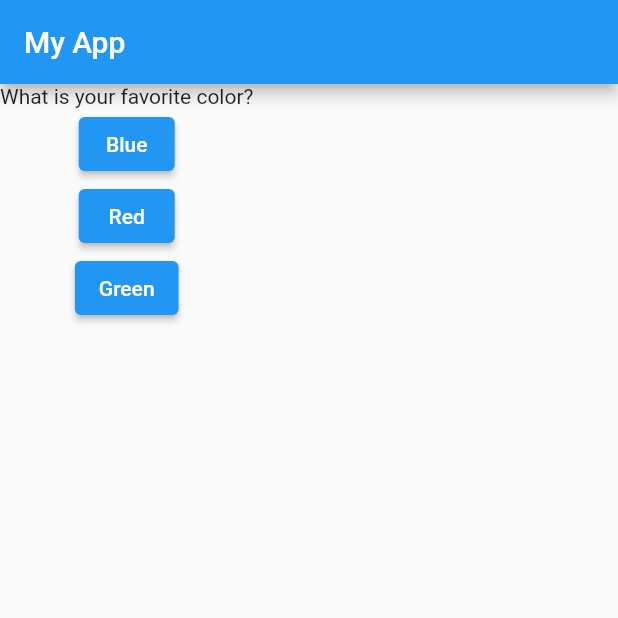
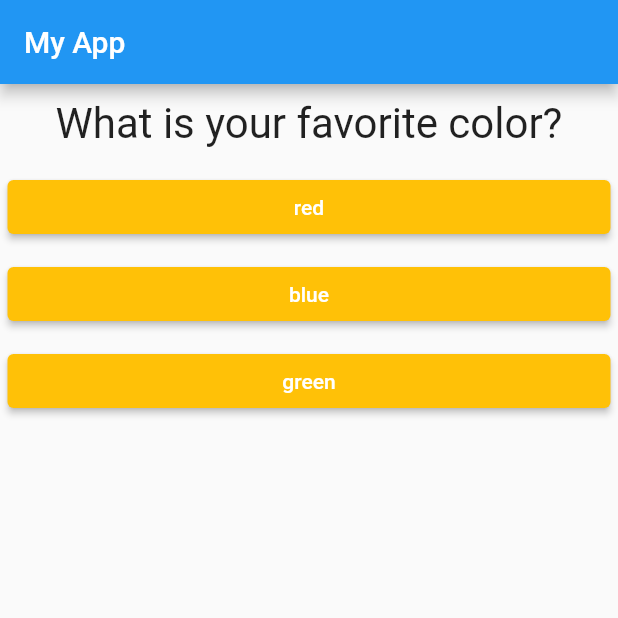
Before and after one commit to TomSnus/flutter_complete_guide, a Flutter app: the screen it shows after launch, on a phone screen of 412 x 824 dp, the top half of it. Run offline on Flutter 3.47's test engine with Material 2 defaults, Android fonts, the phone set to English and light mode, and no system bars.

Commit message:
add questions

```diff
--- /dev/null
+++ b/lib/answer.dart
@@ -0,0 +1,18 @@
+import 'package:flutter/material.dart';
+
+class Answer extends StatelessWidget {
+  final Function selectHandler;
+  var answerText;
+
+  Answer(this.selectHandler, this.answerText);
+
+
+  @override
+  Widget build(BuildContext context) {
+    return Container(
+      width: double.infinity,
+      margin: EdgeInsets.all(5),
+      child: ElevatedButton(style: ButtonStyle(backgroundColor: MaterialStateProperty.all(Colors.amber)), onPressed: selectHandler, child: Text(answerText)),
+    );
+  }
+}
--- a/lib/main.dart
+++ b/lib/main.dart
@@ -1,28 +1,40 @@
 import 'package:flutter/material.dart';
+import 'package:flutter_complete_guide/answer.dart';
+import 'package:flutter_complete_guide/question.dart';
 
 void main(List<String> args) {
   runApp(MyApp());
 }
 
-var questionIndex = 0;
+var _questionIndex = 0;
 
 class MyApp extends StatefulWidget {
   @override
   State<StatefulWidget> createState() {
-    return new MyAppState();
+    return new _MyAppState();
   }
 }
 
-class MyAppState extends State<MyApp> {
+class _MyAppState extends State<MyApp> {
   @override
   Widget build(BuildContext context) {
     var questions = [
-      'What is your favorite color?',
-      'What is your favorite animal?'
+      {
+        'questionText': 'What is your favorite color?',
+        'answers': ['red', 'blue', 'green']
+      },
+      {
+        'questionText': 'What is your favorite animal?',
+        'answers': ['dog', 'cat', 'bird']
+      },
+      {
+        'questionText': 'What  is your favorite number?',
+        'answers': ['1', '2', '3']
+      }
     ];
-    void answerQuestion() {
+    void _answerQuestion() {
       setState(() {
-        questionIndex++;
+        _questionIndex++;
         print('answer chosen');
       });
     }
@@ -34,10 +46,11 @@ class MyAppState extends State<MyApp> {
       ),
       body: Column(
         children: <Widget>[
-          Text(questions.elementAt(questionIndex)),
-          ElevatedButton(onPressed: answerQuestion, child: Text('Blue')),
-          ElevatedButton(onPressed: answerQuestion, child: Text('Red')),
-          ElevatedButton(onPressed: answerQuestion, child: Text('Green'))
+          new Question(questions.elementAt(_questionIndex)['questionText']),
+          ...(questions[_questionIndex]['answers'] as List<String>)
+              .map((answer) {
+            return Answer(_answerQuestion, answer);
+          }).toList()
         ],
       ),
     ));
--- /dev/null
+++ b/lib/question.dart
@@ -0,0 +1,19 @@
+import 'package:flutter/material.dart';
+
+class Question extends StatelessWidget {
+  final String questionText;
+
+  Question(this.questionText);
+
+  @override
+  Widget build(BuildContext context) {
+    return Container(
+        width: double.infinity,
+        margin: EdgeInsets.all(10),
+        child: Text(
+      this.questionText,
+      style: new TextStyle(fontSize: 28),
+      textAlign: TextAlign.center,
+    ));
+  }
+}
```
